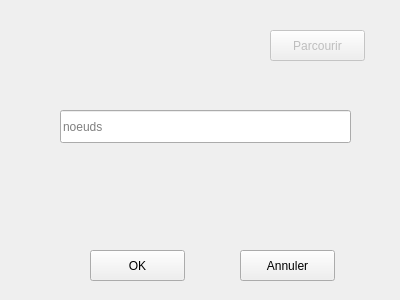
Old version of the form clustershell_IHM/etatnoeud_IHM.ui in the repository gdubroeucq/Clustershell_G-G.
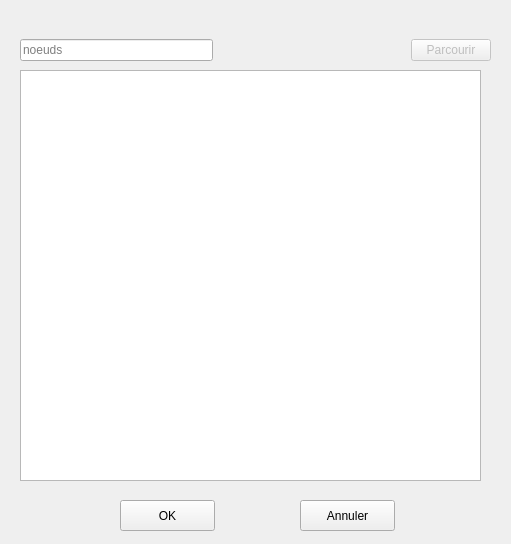
New version of the form.

Commit message: correction des sorties, affichage de la disponiblité des noeuds dans une qlistwidget

```diff
--- a/clustershell_IHM/etatnoeud_IHM.ui
+++ b/clustershell_IHM/etatnoeud_IHM.ui
@@ -6,8 +6,8 @@
    <rect>
     <x>0</x>
     <y>0</y>
-    <width>400</width>
-    <height>300</height>
+    <width>511</width>
+    <height>544</height>
    </rect>
   </property>
   <property name="windowTitle">
@@ -16,8 +16,8 @@
   <widget class="QPushButton" name="pushButton">
    <property name="geometry">
     <rect>
-     <x>90</x>
-     <y>250</y>
+     <x>120</x>
+     <y>500</y>
      <width>95</width>
      <height>31</height>
     </rect>
@@ -29,8 +29,8 @@
   <widget class="QPushButton" name="pushButton_2">
    <property name="geometry">
     <rect>
-     <x>240</x>
-     <y>250</y>
+     <x>300</x>
+     <y>500</y>
      <width>95</width>
      <height>31</height>
     </rect>
@@ -39,34 +39,57 @@
     <string>Annuler</string>
    </property>
   </widget>
-  <widget class="QLineEdit" name="lineEdit">
+  <widget class="QListWidget" name="listWidget">
    <property name="geometry">
     <rect>
-     <x>60</x>
-     <y>110</y>
-     <width>291</width>
-     <height>33</height>
+     <x>20</x>
+     <y>70</y>
+     <width>461</width>
+     <height>411</height>
     </rect>
    </property>
-   <property name="placeholderText">
-    <string>noeuds</string>
-   </property>
   </widget>
-  <widget class="QPushButton" name="pushButton_3">
-   <property name="enabled">
-    <bool>false</bool>
-   </property>
+  <widget class="QWidget" name="horizontalLayoutWidget">
    <property name="geometry">
     <rect>
-     <x>270</x>
-     <y>30</y>
-     <width>95</width>
-     <height>31</height>
+     <x>20</x>
+     <y>10</y>
+     <width>471</width>
+     <height>80</height>
     </rect>
    </property>
-   <property name="text">
-    <string>Parcourir</string>
-   </property>
+   <layout class="QHBoxLayout" name="horizontalLayout">
+    <item>
+     <widget class="QLineEdit" name="lineEdit">
+      <property name="placeholderText">
+       <string>noeuds</string>
+      </property>
+     </widget>
+    </item>
+    <item>
+     <spacer name="horizontalSpacer">
+      <property name="orientation">
+       <enum>Qt::Horizontal</enum>
+      </property>
+      <property name="sizeHint" stdset="0">
+       <size>
+        <width>40</width>
+        <height>20</height>
+       </size>
+      </property>
+     </spacer>
+    </item>
+    <item>
+     <widget class="QPushButton" name="pushButton_3">
+      <property name="enabled">
+       <bool>false</bool>
+      </property>
+      <property name="text">
+       <string>Parcourir</string>
+      </property>
+     </widget>
+    </item>
+   </layout>
   </widget>
  </widget>
  <resources/>
```
Left out of the diff: 5 changed lines with no effect on the pictures. The commit also changes 3 other files.
